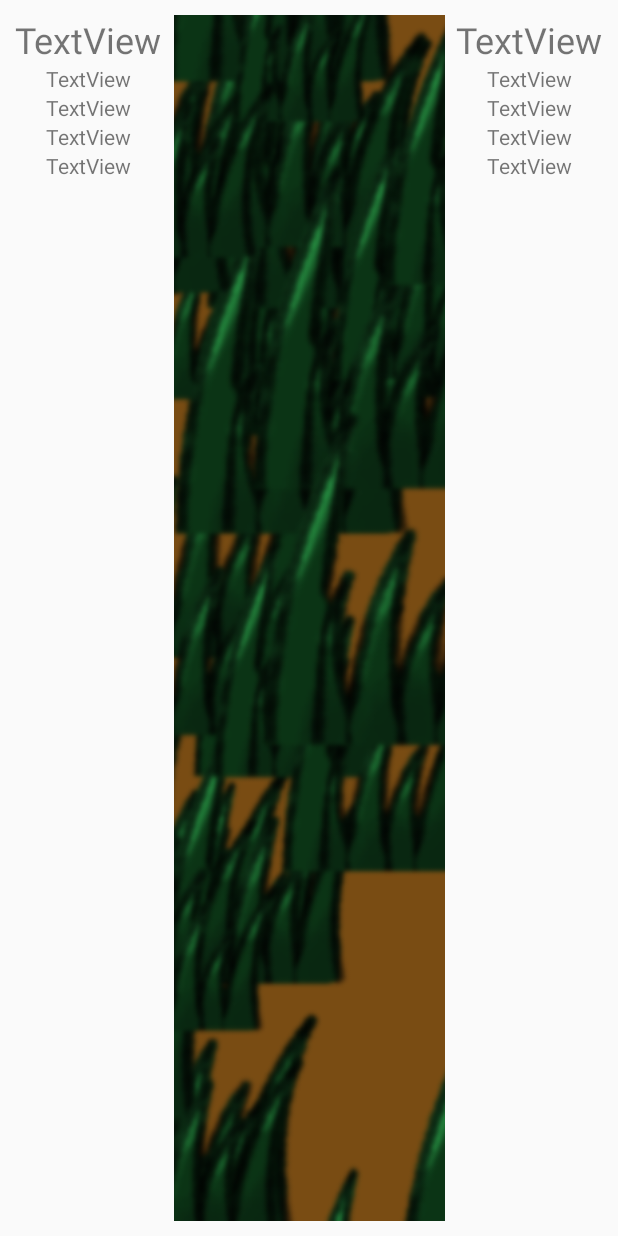
After one commit to ZsomborHajzer/AppDev, an Android app built with Jetpack Compose: the layout fight_layout.xml on its own in the app's theme, with its tools: preview values and no code run, on a phone screen of 412 x 824 dp. The commit adds this screen. Run offline under Robolectric (Android 15) with nearby library versions, the phone set to English and light mode, and no system bars.

Commit message:
fight is now async, has UI, has basic animation, has pausing between

```diff
--- a/app/src/main/java/com/example/notpokemon/Creature.kt
+++ b/app/src/main/java/com/example/notpokemon/Creature.kt
@@ -21,6 +21,7 @@ class Creature(private var name: String, private var type: String, private var m
     //Basic attack function. We can maybe turn the class into an abstract and override it or something
     fun attack(opposingCreature: Creature) {
         val damage = (0..50).random() //does random damage
+
         val newHealthPoints = opposingCreature.healthPoints - damage
         if (newHealthPoints < 0) { //in case of overkill
             opposingCreature.healthPoints = 0
@@ -30,6 +31,7 @@ class Creature(private var name: String, private var type: String, private var m
         println("${getName()} used ${getAttackName()} and dealt $damage damage to ${opposingCreature.getName()}")
     }
 
+
     fun heal(amount: Int){
         healthPoints += amount
         if(healthPoints > maxHealthPoints){
--- a/app/src/main/java/com/example/notpokemon/Player.kt
+++ b/app/src/main/java/com/example/notpokemon/Player.kt
@@ -39,10 +39,13 @@ class Player(private var name: String, private var team: ArrayList<Creature>, pr
         }
     }
 
+    fun killCreature(creatureToKill:Int){
+        removeCreature(creatureToKill)
+    }
+
     //remove a creature from the team
     fun removeCreature(creatureToRemove: Int) {
         val creatureName = team[creatureToRemove].getName()
-        println(creatureName + "HAS DIED IS REMOVED")
         team.removeAt(creatureToRemove)
     }
 
--- /dev/null
+++ b/app/src/main/res/layout/fight_layout.xml
@@ -0,0 +1,203 @@
+<?xml version="1.0" encoding="utf-8"?>
+<androidx.constraintlayout.widget.ConstraintLayout xmlns:android="http://schemas.android.com/apk/res/android"
+    xmlns:app="http://schemas.android.com/apk/res-auto"
+    xmlns:tools="http://schemas.android.com/tools"
+    android:layout_width="match_parent"
+    android:layout_height="match_parent">
+
+    <LinearLayout
+        android:layout_width="match_parent"
+        android:layout_height="match_parent"
+        android:layout_marginStart="10dp"
+        android:layout_marginTop="10dp"
+        android:layout_marginEnd="10dp"
+        android:layout_marginBottom="10dp"
+        android:orientation="horizontal"
+        app:layout_constraintBottom_toBottomOf="parent"
+        app:layout_constraintEnd_toEndOf="parent"
+        app:layout_constraintStart_toStartOf="parent"
+        app:layout_constraintTop_toTopOf="parent">
+
+        <TableLayout
+            android:id="@+id/firstFighter"
+            android:layout_width="wrap_content"
+            android:layout_height="match_parent"
+            android:layout_weight="0">
+
+            <TableRow
+                android:layout_width="match_parent"
+                android:layout_height="match_parent">
+
+                <TextView
+                    android:id="@+id/firstFighterTitle"
+                    android:layout_width="wrap_content"
+                    android:layout_height="wrap_content"
+                    android:text="TextView"
+                    android:textAlignment="center"
+                    android:textSize="24sp" />
+            </TableRow>
+
+            <TableLayout
+                android:id="@+id/firstFighterCreatures"
+                android:layout_width="wrap_content"
+                android:layout_height="match_parent"
+                android:layout_weight="0">
+                <TableRow
+                    android:id="@+id/firstFighterCreature1Container"
+                    android:layout_width="match_parent"
+                    android:layout_height="41dp"
+                    android:gravity="center_horizontal">
+
+                    <TextView
+                        android:layout_width="match_parent"
+                        android:layout_height="wrap_content"
+                        android:text="TextView"
+                        android:textAlignment="center" />
+                </TableRow>
+
+                <TableRow
+                    android:id="@+id/firstFighterCreature2Container"
+                    android:layout_width="match_parent"
+                    android:layout_height="match_parent"
+                    android:gravity="center_horizontal">
+
+                    <TextView
+                        android:layout_width="wrap_content"
+                        android:layout_height="wrap_content"
+                        android:text="TextView"
+                        android:textAlignment="center" />
+                </TableRow>
+
+                <TableRow
+                    android:id="@+id/firstFighterCreature3Container"
+                    android:layout_width="match_parent"
+                    android:layout_height="match_parent"
+                    android:gravity="center_horizontal">
+
+                    <TextView
+                        android:layout_width="wrap_content"
+                        android:layout_height="wrap_content"
+                        android:text="TextView"
+                        android:textAlignment="center" />
+                </TableRow>
+
+                <TableRow
+                    android:id="@+id/firstFighterCreature4Container"
+                    android:layout_width="match_parent"
+                    android:layout_height="match_parent"
+                    android:gravity="center_horizontal">
+
+                    <TextView
+                        android:layout_width="wrap_content"
+                        android:layout_height="wrap_content"
+                        android:text="TextView"
+                        android:textAlignment="center" />
+                </TableRow>
+            </TableLayout>
+        </TableLayout>
+
+        <Space
+            android:layout_width="10dp"
+            android:layout_height="wrap_content"
+            android:layout_weight="1" />
+
+        <LinearLayout
+            android:layout_width="wrap_content"
+            android:layout_height="match_parent"
+            android:layout_weight="100"
+            android:orientation="vertical">
+
+            <ImageView
+                android:id="@+id/battlemapImage"
+                android:layout_width="wrap_content"
+                android:layout_height="match_parent"
+                android:adjustViewBounds="true"
+                android:scaleType="centerCrop"
+                app:srcCompat="@drawable/grass_field" />
+        </LinearLayout>
+
+        <Space
+            android:layout_width="10dp"
+            android:layout_height="wrap_content"
+            android:layout_weight="1" />
+
+        <TableLayout
+            android:id="@+id/secondFighter"
+            android:layout_width="wrap_content"
+            android:layout_height="match_parent"
+            android:layout_weight="0">
+
+            <TableRow
+                android:layout_width="wrap_content"
+                android:layout_height="match_parent">
+
+                <TextView
+                    android:id="@+id/secondFighterTitle"
+                    android:layout_width="wrap_content"
+                    android:layout_height="wrap_content"
+                    android:text="TextView"
+                    android:textAlignment="center"
+                    android:textSize="24sp" />
+            </TableRow>
+
+            <TableLayout
+                android:id="@+id/secondFighterCreatures"
+                android:layout_width="wrap_content"
+                android:layout_height="match_parent"
+                android:layout_weight="0">
+                <TableRow
+                    android:id="@+id/secondFighterCreature1Container"
+                    android:layout_width="wrap_content"
+                    android:layout_height="41dp"
+                    android:gravity="center_horizontal">
+
+                    <TextView
+                        android:layout_width="wrap_content"
+                        android:layout_height="wrap_content"
+                        android:text="TextView"
+                        android:textAlignment="center" />
+                </TableRow>
+
+                <TableRow
+                    android:id="@+id/secondFighterCreature2Container"
+                    android:layout_width="wrap_content"
+                    android:layout_height="match_parent"
+                    android:gravity="center_horizontal">
+
+                    <TextView
+                        android:layout_width="wrap_content"
+                        android:layout_height="wrap_content"
+                        android:text="TextView"
+                        android:textAlignment="center" />
+                </TableRow>
+
+                <TableRow
+                    android:id="@+id/secondFighterCreature3Container"
+                    android:layout_width="wrap_content"
+                    android:layout_height="match_parent"
+                    android:gravity="center_horizontal">
+
+                    <TextView
+                        android:layout_width="wrap_content"
+                        android:layout_height="wrap_content"
+                        android:text="TextView"
+                        android:textAlignment="center" />
+                </TableRow>
+
+                <TableRow
+                    android:id="@+id/secondFighterCreature4Container"
+                    android:layout_width="wrap_content"
+                    android:layout_height="match_parent"
+                    android:gravity="center_horizontal">
+
+                    <TextView
+                        android:layout_width="wrap_content"
+                        android:layout_height="wrap_content"
+                        android:text="TextView"
+                        android:textAlignment="center" />
+                </TableRow>
+            </TableLayout>
+        </TableLayout>
+
+    </LinearLayout>
+</androidx.constraintlayout.widget.ConstraintLayout>
--- a/app/src/main/res/values/strings.xml
+++ b/app/src/main/res/values/strings.xml
@@ -1,3 +1,5 @@
 <resources>
     <string name="app_name">NotPokemon</string>
+    <!-- TODO: Remove or change this placeholder text -->
+    <string name="hello_blank_fragment">Hello blank fragment</string>
 </resources>
--- a/gradle/libs.versions.toml
+++ b/gradle/libs.versions.toml
@@ -1,5 +1,6 @@
 [versions]
 agp = "8.3.2"
+constraintlayout = "2.1.4"
 kotlin = "1.9.0"
 coreKtx = "1.10.1"
 junit = "4.13.2"
@@ -8,8 +9,10 @@ espressoCore = "3.5.1"
 lifecycleRuntimeKtx = "2.6.1"
 activityCompose = "1.7.0"
 composeBom = "2023.08.00"
+appcompat = "1.6.1"
 
 [libraries]
+androidx-constraintlayout = { module = "androidx.constraintlayout:constraintlayout", version.ref = "constraintlayout" }
 androidx-core-ktx = { group = "androidx.core", name = "core-ktx", version.ref = "coreKtx" }
 junit = { group = "junit", name = "junit", version.ref = "junit" }
 androidx-junit = { group = "androidx.test.ext", name = "junit", version.ref = "junitVersion" }
@@ -24,6 +27,7 @@ androidx-ui-tooling-preview = { group = "androidx.compose.ui", name = "ui-toolin
 androidx-ui-test-manifest = { group = "androidx.compose.ui", name = "ui-test-manifest" }
 androidx-ui-test-junit4 = { group = "androidx.compose.ui", name = "ui-test-junit4" }
 androidx-material3 = { group = "androidx.compose.material3", name = "material3" }
+androidx-appcompat = { group = "androidx.appcompat", name = "appcompat", version.ref = "appcompat" }
 
 [plugins]
 androidApplication = { id = "com.android.application", version.ref = "agp" }
```
Also changed, not shown: app/build.gradle.kts (+7 -0 lines), app/src/main/AndroidManifest.xml (+6 -3 lines), app/src/main/java/com/example/notpokemon/BattleManager.kt (renamed from app/src/main/java/com/example/notpokemon/Battle.kt, +38 -4 lines), app/src/main/java/com/example/notpokemon/Fight.kt (+122 -35 lines), app/src/main/java/com/example/notpokemon/FightSequence.kt (added, +63 -0 lines), app/src/main/java/com/example/notpokemon/MainActivity.kt (+15 -34 lines), app/src/main/java/com/example/notpokemon/animations/AnimationSequence.kt (added, +22 -0 lines), app/src/main/java/com/example/notpokemon/animations/AttackAnimation.kt (added, +8 -0 lines), app/src/main/java/com/example/notpokemon/animations/DeathAnimation.kt (added, +13 -0 lines), app/src/main/java/com/example/notpokemon/animations/SwitchTeamAnimation.kt (added, +9 -0 lines), app/src/main/res/layout/base_screen.xml (added, +14 -0 lines), app/src/main/res/drawable/clouds.png (added), app/src/main/res/drawable/grass_field.png (added).
